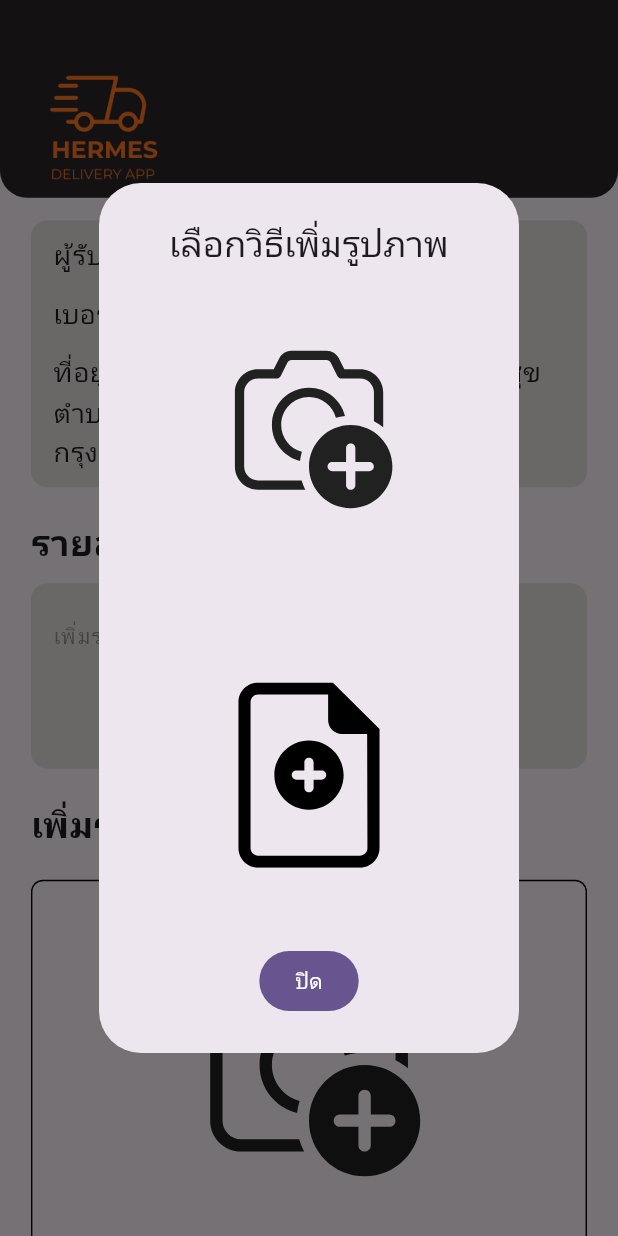
After one commit to Watcharaphong95/hermes_delivery_app, a Flutter app: the SendItem screen opened directly, after a tap on an icon or button, on a phone screen of 412 x 824 dp. The commit adds this screen. Run offline on Flutter 3.47's test engine with Material 3 defaults, Android fonts, the phone set to English and light mode, and no system bars; our stand-ins replace flutter_svg, geocoding, geolocator, get, get_storage, google_fonts and 2 more; missing offline and left inert: google_maps_place_picker_mb, google_maps_widget, map_picker; accounts and stored records are empty.

Commit message:
add send_item page

```diff
--- a/lib/main.dart
+++ b/lib/main.dart
@@ -5,6 +5,7 @@ import 'package:flutter/material.dart';
 import 'package:geolocator/geolocator.dart';
 import 'package:get/get.dart';
 import 'package:get_storage/get_storage.dart';
+import 'package:google_fonts/google_fonts.dart';
 import 'package:google_maps_flutter/google_maps_flutter.dart';
 import 'package:hermes_app/pages_user/login.dart';
 
@@ -39,6 +40,7 @@ class MyApp extends StatelessWidget {
         theme: ThemeData(
           colorScheme: ColorScheme.fromSeed(seedColor: Colors.deepPurple),
           useMaterial3: true,
+          textTheme: GoogleFonts.notoSansThaiTextTheme(),
         ),
         home: const LoginPage());
   }
--- a/lib/pages_user/navbuttom.dart
+++ b/lib/navbar/navbuttom.dart
@@ -1,8 +1,9 @@
 import 'package:flutter/material.dart';
 import 'package:flutter_svg/flutter_svg.dart';
 import 'package:hermes_app/pages_user/home.dart';
-import 'package:hermes_app/pages_user/items_received.dart';
+import 'package:hermes_app/pages_user/items_list.dart';
 import 'package:hermes_app/pages_user/profile.dart';
+import 'package:hermes_app/pages_user/send_item.dart';
 
 class Navbuttompage extends StatefulWidget {
   int selectedPage = 0;
@@ -21,8 +22,8 @@ class _NavbuttompageState extends State<Navbuttompage> {
   void initState() {
     pageOptions = [
       const Homepage(),
-      const ItemsReceivedpage(),
-      const Homepage(),
+      const ItemsList(),
+      const SendItem(),
       const Profilepage(),
     ];
     // loadData = _initializeStorage();
@@ -94,7 +95,7 @@ class _NavbuttompageState extends State<Navbuttompage> {
               fit: BoxFit.cover,
               color: const Color(0xFFFF7723),
             ),
-            label: 'สั่งของ',
+            label: 'ส่งของ',
           ),
           BottomNavigationBarItem(
             icon: SvgPicture.string(
--- a/lib/pages_user/items_received.dart
+++ b/lib/pages_user/items_list.dart
@@ -2,14 +2,14 @@ import 'package:flutter/material.dart';
 import 'package:get/get.dart';
 import 'package:hermes_app/pages_user/status.dart';
 
-class ItemsReceivedpage extends StatefulWidget {
-  const ItemsReceivedpage({super.key});
+class ItemsList extends StatefulWidget {
+  const ItemsList({super.key});
 
   @override
-  State<ItemsReceivedpage> createState() => _ListpageState();
+  State<ItemsList> createState() => _ListpageState();
 }
 
-class _ListpageState extends State<ItemsReceivedpage> {
+class _ListpageState extends State<ItemsList> {
   String status = 'ไรเดอร์นำส่งสินค้าแล้ว';
   bool isReceived =
       true; // Track the active button (true for received, false for delivery)
--- a/lib/pages_user/login.dart
+++ b/lib/pages_user/login.dart
@@ -1,6 +1,6 @@
 import 'package:flutter/material.dart';
 import 'package:get/get.dart';
-import 'package:hermes_app/pages_user/navbuttom.dart';
+import 'package:hermes_app/navbar/navbuttom.dart';
 import 'package:hermes_app/pages_user/user_type.dart';
 
 class LoginPage extends StatefulWidget {
--- a/lib/pages_user/register_user.dart
+++ b/lib/pages_user/register_user.dart
@@ -44,19 +44,12 @@ class _RegisterUserpageState extends State<RegisterUserpage> {
   TextEditingController confirmpasswordCtl = TextEditingController();
   TextEditingController addressCtl = TextEditingController();
 
-  bool isButtonEnabled = false; // Track button state
-
   @override
   initState() {
     getCurrentPositionFromStart();
     getCurrentPosition();
     super.initState();
     getConfig();
-    addressCtl.addListener(() {
-      setState(() {
-        isButtonEnabled = addressCtl.text.isNotEmpty;
-      });
-    });
   }
 
   void getConfig() {
@@ -248,7 +241,9 @@ class _RegisterUserpageState extends State<RegisterUserpage> {
                         borderRadius: BorderRadius.circular(30),
                       ),
                       child: Stack(children: [
-                        TextField(
+                        SizedBox(
+                          width: 275,
+                          child: TextField(
                             maxLines: null,
                             controller: addressCtl,
                             decoration: const InputDecoration(
@@ -261,9 +256,10 @@ class _RegisterUserpageState extends State<RegisterUserpage> {
                                   vertical: 15, horizontal: 35),
                             ),
                           ),
+                        ),
                         Positioned(
-                          top: 50,
-                          right: 10,
+                          top: 5,
+                          right: 5,
                           child: Container(
                             height: 50, // Set this to match your desired height
                             width: 50, // Set a fixed width for the button
@@ -273,9 +269,9 @@ class _RegisterUserpageState extends State<RegisterUserpage> {
                             child: IconButton(
                               icon: const Icon(Icons.search),
                               color: Colors.white,
-                              onPressed: isButtonEnabled
+                              onPressed: addressCtl.text.isNotEmpty
                                   ? () {
-                                      placeSearch;
+                                      placeSearch();
                                     }
                                   : null,
                             ),
@@ -360,6 +356,7 @@ class _RegisterUserpageState extends State<RegisterUserpage> {
   void addProfileImage() {} // Store the previous selected location
 
   Future<void> placeSearch() async {
+    log('test');
     if (addressCtl.text.length > 1) {
       final String url =
           'https://maps.googleapis.com/maps/api/place/textsearch/json?query=${addressCtl.text}&language=th&key=${apiKey}';
@@ -375,9 +372,8 @@ class _RegisterUserpageState extends State<RegisterUserpage> {
               CameraPosition(target: LatLng(latitude, longitude), zoom: 17);
         }
       }
-      setState(() {
       showMapPicker();
-      });
+      setState(() {});
     } else {
       log('no addressCtl');
     }
--- /dev/null
+++ b/lib/pages_user/send_item.dart
@@ -0,0 +1,269 @@
+import 'dart:developer';
+import 'dart:io';
+
+import 'package:flutter/material.dart';
+import 'package:flutter_svg/flutter_svg.dart';
+import 'package:image_picker/image_picker.dart';
+
+class SendItem extends StatefulWidget {
+  const SendItem({super.key});
+
+  @override
+  State<SendItem> createState() => _SendItemState();
+}
+
+class _SendItemState extends State<SendItem> {
+  double screenWidth = 0, screenHeight = 0;
+  final ImagePicker picker = ImagePicker();
+  XFile? image;
+  File? savedFile;
+
+  TextEditingController itemDetails = TextEditingController();
+
+  @override
+  Widget build(BuildContext context) {
+    screenWidth = MediaQuery.of(context).size.width;
+    screenHeight = MediaQuery.of(context).size.height;
+    return Scaffold(
+      body: Column(
+        children: [
+          Container(
+            width: screenWidth,
+            height: screenHeight * 0.16,
+            decoration: const BoxDecoration(
+              color: Color(0xFF2C262A),
+              borderRadius: BorderRadius.only(
+                bottomLeft: Radius.circular(18),
+                bottomRight: Radius.circular(18),
+              ),
+            ),
+            child: Column(
+              crossAxisAlignment: CrossAxisAlignment.start,
+              children: [
+                Row(
+                  children: [
+                    Padding(
+                      padding: const EdgeInsets.fromLTRB(8, 45, 0, 0),
+                      child: Image.asset(
+                        'assets/images/Logo_home.png',
+                        width: screenWidth * 0.3,
+                      ),
+                    ),
+                  ],
+                )
+              ],
+            ),
+          ),
+          Expanded(
+            child: SingleChildScrollView(
+              child: Padding(
+                padding: const EdgeInsets.fromLTRB(0, 15, 0, 0),
+                child: Column(
+                  crossAxisAlignment: CrossAxisAlignment.start,
+                  children: [
+                    Container(
+                      width: screenWidth * 0.9,
+                      decoration: BoxDecoration(
+                          color: const Color(0xFFE6E1E1),
+                          borderRadius: BorderRadius.circular(11)),
+                      child: const Padding(
+                        padding:
+                            EdgeInsets.symmetric(horizontal: 15, vertical: 10),
+                        child: Column(
+                          crossAxisAlignment: CrossAxisAlignment.start,
+                          children: [
+                            Text(
+                              'ผู้รับ: นายสมนึก ใจดี',
+                              style: TextStyle(fontSize: 18),
+                            ),
+                            Padding(
+                              padding: EdgeInsets.fromLTRB(0, 12, 0, 0),
+                              child: Text('เบอร์ผู้รับ: 0987654321',
+                                  style: TextStyle(fontSize: 18)),
+                            ),
+                            Padding(
+                              padding: EdgeInsets.fromLTRB(0, 12, 0, 0),
+                              child: Text(
+                                  'ที่อยู่: 123 หมู่ 4 ซอยสุขสันต์ ถนนเพลินสุข ตำบลบางหว้า อำเภอภาษีเจริญ จังหวัดกรุงเทพฯ 10160',
+                                  style: TextStyle(fontSize: 18)),
+                            ),
+                          ],
+                        ),
+                      ),
+                    ),
+                    const Padding(
+                      padding: EdgeInsets.fromLTRB(0, 20, 0, 0),
+                      child: Text(
+                        'รายละเอียดพัสดุ',
+                        style: TextStyle(
+                            fontWeight: FontWeight.bold, fontSize: 24),
+                      ),
+                    ),
+                    Padding(
+                      padding: const EdgeInsets.fromLTRB(0, 10, 0, 0),
+                      child: Container(
+                        width: screenWidth * 0.9,
+                        height: screenHeight * 0.15,
+                        decoration: BoxDecoration(
+                            color: const Color(0xFFE6E1E1),
+                            borderRadius: BorderRadius.circular(11)),
+                        child: Padding(
+                          padding: const EdgeInsets.symmetric(
+                              horizontal: 15, vertical: 10),
+                          child: SizedBox(
+                            child: TextField(
+                              controller: itemDetails,
+                              decoration: const InputDecoration(
+                                  border: InputBorder.none,
+                                  hintText: 'เพิ่มรายละเอียดพัสดุ',
+                                  hintStyle: TextStyle(
+                                      fontSize: 14,
+                                      color: Color.fromARGB(97, 0, 0, 0))),
+                            ),
+                          ),
+                        ),
+                      ),
+                    ),
+                    const Padding(
+                      padding: EdgeInsets.fromLTRB(0, 20, 0, 0),
+                      child: Text(
+                        'เพิ่มรูปภาพ',
+                        style: TextStyle(
+                            fontWeight: FontWeight.bold, fontSize: 24),
+                      ),
+                    ),
+                    Padding(
+                      padding: const EdgeInsets.fromLTRB(0, 20, 0, 0),
+                      child: Container(
+                        width: screenWidth * 0.9,
+                        height: screenHeight * 0.3,
+                        decoration: BoxDecoration(
+                          border: Border.all(color: Colors.black, width: 1),
+                          borderRadius: BorderRadius.circular(8.0),
+                        ),
+                        child: InkWell(
+                          onTap: imagePicker,
+                          child: Center(
+                            // Center the image within the container
+                            child: (image != null)
+                                ? Image.file(
+                                    File(image!.path),
+                                    fit: BoxFit.contain,
+                                    width: screenWidth *
+                                        0.85, // Ensure the image doesn't overflow horizontally
+                                    height: screenHeight *
+                                        0.3, // Ensure the image doesn't overflow vertically
+                                  )
+                                : SvgPicture.asset(
+                                    'assets/images/cameraAdd.svg',
+                                    fit: BoxFit
+                                        .contain, // Make sure the SVG fits properly
+                                    width: screenWidth *
+                                        0.85, // Same size for the SVG
+                                    height: screenHeight *
+                                        0.2, // Adjust the height for SVG
+                                  ),
+                          ),
+                        ),
+                      ),
+                    ),
+                    Padding(
+                      padding: const EdgeInsets.fromLTRB(0, 15, 0, 15),
+                      child: Container(
+                        width: screenWidth * 0.9,
+                        child: Row(
+                          mainAxisAlignment: MainAxisAlignment.spaceAround,
+                          children: [
+                            FilledButton(
+                              onPressed: () {},
+                              style: FilledButton.styleFrom(
+                                  backgroundColor: const Color(0xFFBFBDBC)),
+                              child: const Text(
+                                'ยกเลิก',
+                                style: TextStyle(fontSize: 20),
+                              ),
+                            ),
+                            FilledButton(
+                              onPressed: () {},
+                              style: FilledButton.styleFrom(
+                                  backgroundColor: const Color(0xFFFF7723)),
+                              child: const Text('ยืนยัน',
+                                  style: TextStyle(fontSize: 20)),
+                            ),
+                          ],
+                        ),
+                      ),
+                    ),
+                  ],
+                ),
+              ),
+            ),
+          ),
+        ],
+      ),
+    );
+  }
+
+  void imagePicker() {
+    showDialog(
+        context: context,
+        builder: (BuildContext context) {
+          return AlertDialog(
+            title: const Center(child: Text('เลือกวิธีเพิ่มรูปภาพ')),
+            content: Container(
+              width: screenWidth * 0.5, // Adjust width
+              height: screenHeight * 0.5, // Adjust height
+              child: Column(
+                mainAxisAlignment: MainAxisAlignment.spaceAround,
+                children: [
+                  InkWell(
+                      onTap: imageFromCamera,
+                      child: SvgPicture.asset(
+                        'assets/images/cameraAdd.svg',
+                        width: screenWidth * 0.3,
+                      )),
+                  SizedBox(
+                    width: screenWidth * 0.07,
+                  ),
+                  InkWell(
+                      onTap: imageFromFile,
+                      child: SvgPicture.asset(
+                        'assets/images/fileAdd.svg',
+                        width: screenWidth * 0.3,
+                      )),
+                ],
+              ),
+            ),
+            actions: [
+              Center(
+                child: FilledButton(
+                    onPressed: () {
+                      Navigator.pop(context);
+                    },
+                    child: const Text('ปิด')),
+              )
+            ],
+          );
+        });
+  }
+
+  Future<void> imageFromCamera() async {
+    image = await picker.pickImage(source: ImageSource.camera);
+    if (image != null) {
+      log(image!.path);
+    } else {
+      log('No image');
+    }
+    setState(() {});
+  }
+
+  Future<void> imageFromFile() async {
+    image = await picker.pickImage(source: ImageSource.gallery);
+    if (image != null) {
+      log(image!.path);
+    } else {
+      log('No image');
+    }
+    setState(() {});
+  }
+}
--- a/pubspec.yaml
+++ b/pubspec.yaml
@@ -48,6 +48,7 @@ dependencies:
   path_provider: ^2.1.4
   image_picker: ^1.1.2
   get_storage: ^2.1.1
+  google_fonts: ^6.2.1
 
 dev_dependencies:
   flutter_test:
```
Also changed, not shown: assets/images/cameraAdd.svg (added), assets/images/fileAdd.svg (added), assets/images/imageItemPicker.png (added), pubspec.lock. Lines whose indentation alone changed are shown as unchanged.
